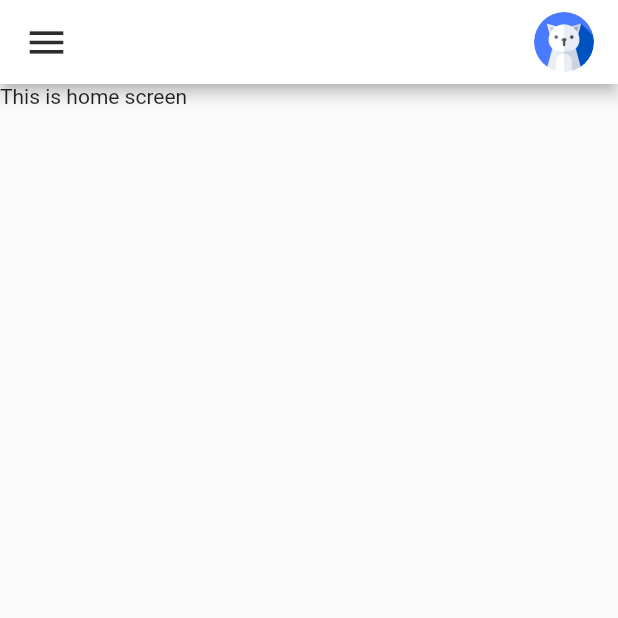
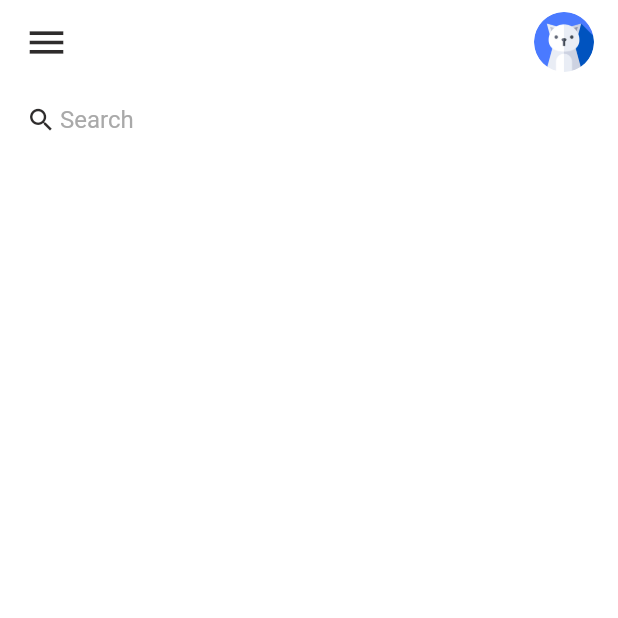
Before and after one commit to nouhelion/shiny-memory, a Flutter app: the screen it shows after launch, on a phone screen of 412 x 824 dp, the top half of it. Run offline on Flutter 3.47's test engine with Material 2 defaults, Android fonts, the phone set to English and light mode, and no system bars.

Commit message:
searchBar

```diff
--- a/memory/lib/constants/colors.dart
+++ b/memory/lib/constants/colors.dart
@@ -3,8 +3,9 @@ import 'package:flutter/material.dart';
 
 const Color Remred=Color(0xffc73d3d);
 const Color Remblue=Color(0xff4747c0);
+const Color Remgreen=Color(0xff47d447);
 
-const Color Remgreen=Color(0xff47d447);
 const Color RemBlack=Color(0xff2e2c2c);
+const Color RemGrey=Color(0xffa9a9a9);
 
 const Color RemWhite=Color(0xffFFFFFF);
--- a/memory/lib/main.dart
+++ b/memory/lib/main.dart
@@ -1,4 +1,5 @@
 import 'package:flutter/material.dart';
+import 'package:flutter/services.dart';
 import 'package:memory/screens/home.dart';
 
 void main() {
@@ -11,6 +12,10 @@ class MyApp extends StatelessWidget {
   // This widget is the root of your application.
   @override
   Widget build(BuildContext context) {
+    SystemChrome.setSystemUIOverlayStyle(const SystemUiOverlayStyle(
+      statusBarColor: Colors.transparent,
+      statusBarIconBrightness: Brightness.dark,
+    ));
     return MaterialApp(
       debugShowCheckedModeBanner: false,
       title:'Todo App',
--- a/memory/lib/screens/home.dart
+++ b/memory/lib/screens/home.dart
@@ -7,8 +7,47 @@ class Home extends StatelessWidget {
   @override
   Widget build(BuildContext context) {
     return Scaffold(
-      appBar: AppBar(
+      backgroundColor: RemWhite ,
+      appBar: _buildAppBar(),
+      body: Container(
+        padding: EdgeInsets.symmetric(horizontal: 15),
+        child: Column(
+          children: [
+           Container(
+             decoration: BoxDecoration(
+               color: RemWhite,
+               borderRadius: BorderRadius.circular(20),
+             ),
+             child: TextField(
+               decoration: InputDecoration(
+                 contentPadding: EdgeInsets.all(0),
+                 prefixIcon: Icon(
+                   Icons.search,
+                   color: RemBlack,
+                   size: 20,
+               ),
+                 prefixIconConstraints: BoxConstraints(
+                   minWidth: 25,
+                   minHeight: 20,
+                 ),
+                 border: InputBorder.none,
+                  hintText: 'Search',
+                 hintStyle: TextStyle(
+                   color: RemGrey,
+               ),
+             ),
+           ),
+           ),
+          ],
+        ),
+        ),
+      );
+  }
+
+  AppBar _buildAppBar() {
+    return AppBar(
       backgroundColor: RemWhite,
+      elevation:0,
       title:
           Row(mainAxisAlignment: MainAxisAlignment.spaceBetween, children: [
         Icon(
@@ -25,10 +64,6 @@ class Home extends StatelessWidget {
           ),
         ),
       ]),
-      ),
-      body: Container(
-        child: Text('This is home screen'),
-      ),
     );
   }
 }
```
Lines whose indentation alone changed are shown as unchanged.
